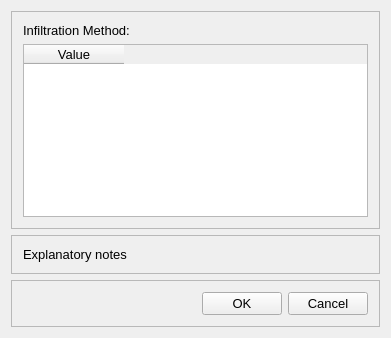
Before: the Qt Designer form src/ui/SWMM/frmInfiltrationDesigner.ui in USEPA/SWMM-EPANET_User_Interface, drawn with Qt 5.
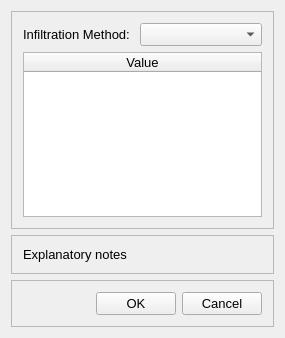
After: the same form once the commit is applied.

Commit message: infiltration model editor allows change of model type via a combobox subcatchment: create new enum type for different infiltration models

Patch:
```diff
--- a/src/ui/SWMM/frmInfiltrationDesigner.ui
+++ b/src/ui/SWMM/frmInfiltrationDesigner.ui
@@ -6,7 +6,7 @@
    <rect>
     <x>0</x>
     <y>0</y>
-    <width>391</width>
+    <width>285</width>
     <height>338</height>
    </rect>
   </property>
@@ -28,16 +28,22 @@
       <property name="frameShadow">
        <enum>QFrame::Raised</enum>
       </property>
-      <layout class="QVBoxLayout" name="verticalLayout_3">
-       <item>
+      <layout class="QFormLayout" name="formLayout">
+       <item row="0" column="0">
         <widget class="QLabel" name="lblTop">
          <property name="text">
           <string>&lt;html&gt;&lt;head/&gt;&lt;body&gt;&lt;p&gt;Infiltration Method:  &lt;/p&gt;&lt;/body&gt;&lt;/html&gt;</string>
          </property>
         </widget>
        </item>
-       <item>
+       <item row="0" column="1">
+        <widget class="QComboBox" name="cboInfilModel"/>
+       </item>
+       <item row="1" column="0" colspan="2">
         <widget class="QTableWidget" name="tblGeneric">
+         <attribute name="horizontalHeaderStretchLastSection">
+          <bool>true</bool>
+         </attribute>
          <column>
           <property name="text">
            <string>Value</string>
```
The commit also changes 3 other files.
